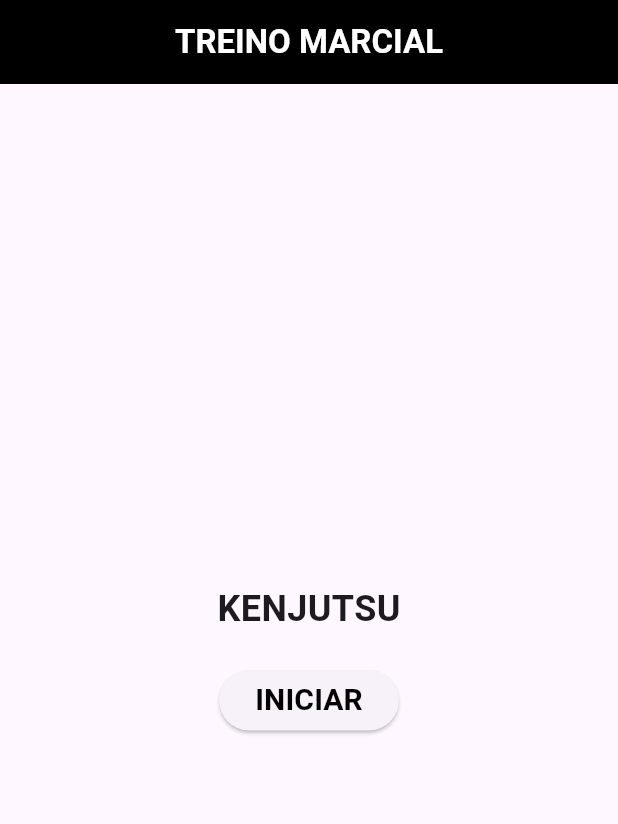
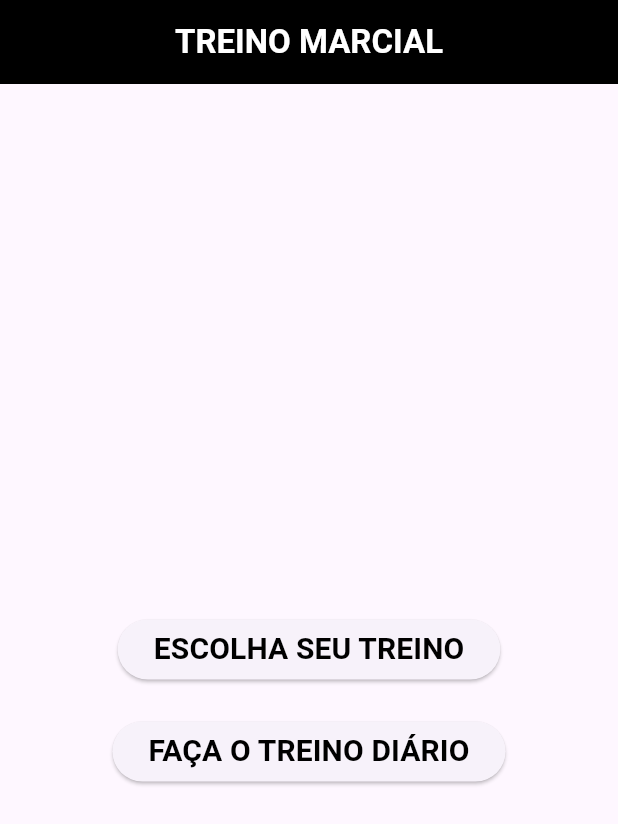
Before and after one commit to StephanMorais/treino_stephan, a Flutter app: the screen it shows after launch, on a phone screen of 412 x 824 dp. Shown: the top 824 px of the screen. Run offline on Flutter 3.47's test engine with Material 3 defaults, Android fonts, the phone set to English and light mode, and no system bars.

Commit message:
correção de interface

```diff
--- a/lib/faca.dart
+++ b/lib/faca.dart
@@ -2,7 +2,7 @@ import 'package:flutter/material.dart';
 import 'dart:async';
 
 void main() {
-  runApp(MyApp());
+  runApp(faca());
 }
 
 class Exercise {
@@ -12,7 +12,7 @@ class Exercise {
   Exercise(this.name, this.type);
 }
 
-class MyApp extends StatelessWidget {
+class faca extends StatelessWidget {
   @override
   Widget build(BuildContext context) {
     return MaterialApp(
--- a/lib/main.dart
+++ b/lib/main.dart
@@ -1,9 +1,12 @@
 import 'package:flutter/material.dart';
-import 'espadalonga.dart';
-import '12.dart';
-import 'dao.dart';
-import 'katana.dart';
-import 'faca.dart';
+
+import 'package:treino_stephan/12.dart';
+import 'package:treino_stephan/dao.dart';
+import 'package:treino_stephan/espadalonga.dart';
+import 'package:treino_stephan/faca.dart';
+import 'package:treino_stephan/katana.dart';
+import 'selecao.dart';
+import 'treinoDiario.dart';
 
 void main() {
   runApp(MyApp());
@@ -18,48 +21,23 @@ class MyApp extends StatelessWidget {
         primarySwatch: Colors.blue,
       ),
       routes: {
+        'selecao.dart': (context) => selecao(),
+        'treinoDiario.dart': (context) => diario(),
         '12.dart': (context) => Exercise12Page(),
         'katana.dart': (context) => ExercisekatanaPage(),
         'dao.dart': (context) => ExercisedaoPage(),
         'faca.dart': (context) => ExercisefacaPage(),
         'espadalonga.dart': (context) => ExerciseespadaPage(),
       },
-      home: HomePage(),
+      home: HomePageIndex(),
     );
   }
 }
 
-class HomePage extends StatelessWidget {
+class HomePageIndex extends StatelessWidget {
   @override
   Widget build(BuildContext context) {
-    String dayOfWeek = DateTime.now().weekday.toString();
     String dayMessage = '';
-
-    switch (dayOfWeek) {
-      case '1':
-        dayMessage = 'HEMA';
-        break;
-      case '2':
-        dayMessage = 'SHOTGUN';
-        break;
-      case '3':
-        dayMessage = 'FACÃO DUPLO';
-        break;
-      case '4':
-        dayMessage = 'FACA';
-        break;
-      case '5':
-        dayMessage = 'KENJUTSU';
-        break;
-      case '6':
-        dayMessage = 'DIA DE DESCANSO';
-        break;
-      case '7':
-        dayMessage = 'DIA DE DESCANSO';
-        break;
-      default:
-        dayMessage = '';
-    }
 
     return Scaffold(
       appBar: AppBar(
@@ -87,32 +65,23 @@ class HomePage extends StatelessWidget {
             SizedBox(height: 20),
             ElevatedButton(
               onPressed: () {
-                switch (dayOfWeek) {
-                  case '1':
-                    Navigator.pushReplacementNamed(context, 'espadalonga.dart');
-                    break;
-                  case '2':
-                    Navigator.pushReplacementNamed(context, '12.dart');
-                    break;
-                  case '3':
-                    Navigator.pushReplacementNamed(context, 'dao.dart');
-                    break;
-                  case '4':
-                    Navigator.pushReplacementNamed(context, 'faca.dart');
-                    break;
-                  case '5':
-                    Navigator.pushReplacementNamed(context, 'katana.dart');
-                    break;
-                  default:
-                    ScaffoldMessenger.of(context).showSnackBar(
-                      SnackBar(
-                        content: Text('DEIXE SUAS PATAS DESCANSAREM!'),
-                      ),
-                    );
-                }
+                Navigator.pushReplacementNamed(context, 'selecao.dart');
               },
               child: Text(
-                'INICIAR',
+                'ESCOLHA SEU TREINO',
+                style: TextStyle(
+                    fontSize: 20,
+                    fontWeight: FontWeight.bold,
+                    color: Color.fromARGB(255, 0, 0, 0)),
+              ),
+            ),
+            SizedBox(height: 20),
+            ElevatedButton(
+              onPressed: () {
+                Navigator.pushReplacementNamed(context, 'treinoDiario.dart');
+              },
+              child: Text(
+                'FAÇA O TREINO DIÁRIO',
                 style: TextStyle(
                     fontSize: 20,
                     fontWeight: FontWeight.bold,
```
